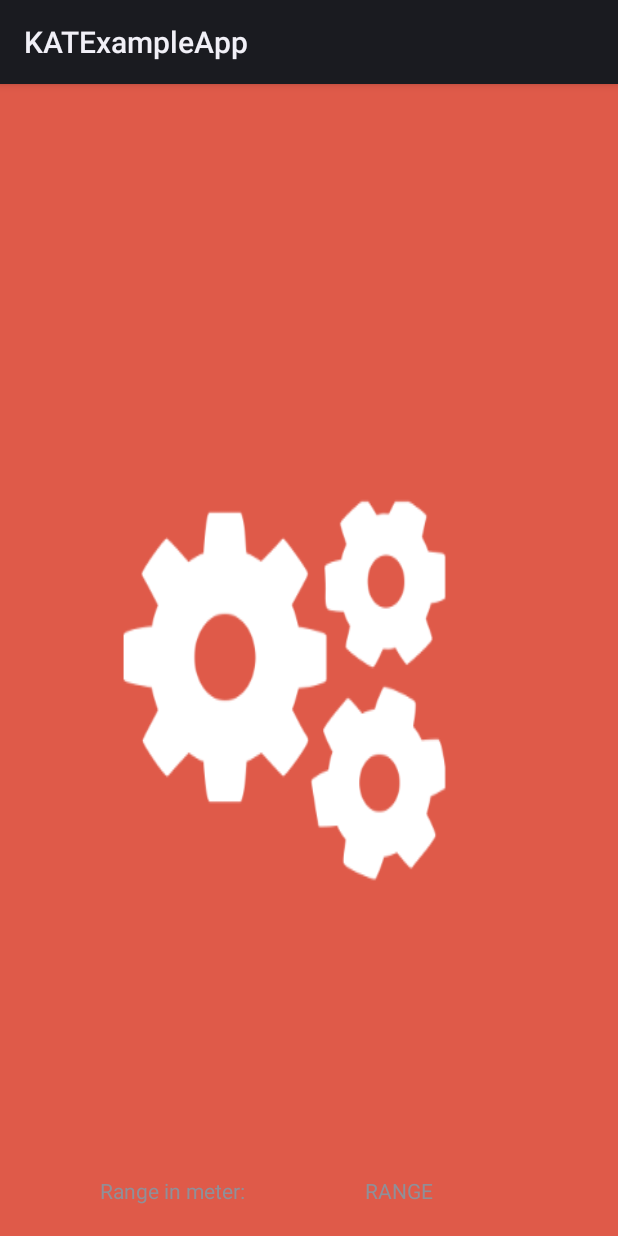
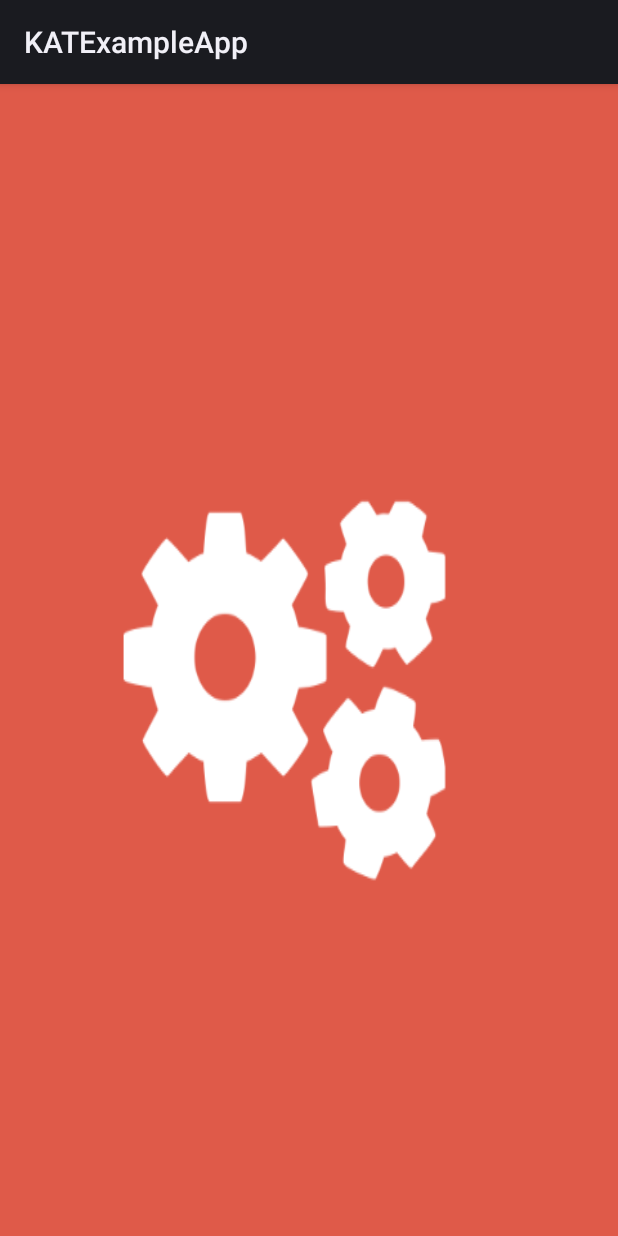
Before and after one commit to KatalysatorAB/BeaconSDK-Android, an Android app: the screen it shows after launch (MainActivity), on a phone screen of 412 x 824 dp. Run offline under Robolectric (Android 15) with nearby library versions, the phone set to English and light mode, and no system bars; libraries missing offline, so code that uses them is left out: com.katalysator.sdk; 3 statements that could not run were skipped.

Commit message:
Release version 1.8.6

```diff
--- a/KATExampleApp/src/main/AndroidManifest.xml
+++ b/KATExampleApp/src/main/AndroidManifest.xml
@@ -44,11 +44,6 @@
         <service android:enabled="true"
                  android:name="com.katalysator.sdk.beacon.IBeaconIntentProcessor">
             <meta-data android:name="background" android:value="true" />
-            <intent-filter
-                    android:priority="0" >
-                <action android:name="com.katalysator.sdk.DID_RANGING" />
-                <action android:name="com.katalysator.sdk.DID_MONITORING" />
-            </intent-filter>
         </service>
 
         <service android:enabled="true"
--- a/KATExampleApp/src/main/java/com/katalysator/katexampleapp/MainActivity.java
+++ b/KATExampleApp/src/main/java/com/katalysator/katexampleapp/MainActivity.java
@@ -3,7 +3,6 @@ package com.katalysator.katexampleapp;
 import android.app.Activity;
 import android.os.Bundle;
 import android.util.Log;
-import android.widget.TextView;
 
 import com.katalysator.sdk.engine.KATEvent;
 import com.katalysator.sdk.engine.KATManager;
@@ -15,13 +14,10 @@ public class MainActivity extends Activity implements KATEvent {
 
     KATManager mKatManager;
 
-    TextView range;
-
     @Override
     protected void onCreate(Bundle savedInstanceState) {
         super.onCreate(savedInstanceState);
         setContentView(R.layout.activity_main);
-        range = (TextView) findViewById(R.id.rangeTextView);
     }
 
     @Override
@@ -31,7 +27,7 @@ public class MainActivity extends Activity implements KATEvent {
         // init the manager
         mKatManager = KATManager.getInstance(this, "API_TOKEN", this, false, 30);
 
-        // start monitoring for geofences and beacon ids configured on dashboard
+        // start monitoring locations and ibeacons
         mKatManager.startMonitoring();
 
         // load tags for the current device
--- a/KATExampleApp/src/main/res/layout/activity_main.xml
+++ b/KATExampleApp/src/main/res/layout/activity_main.xml
@@ -8,33 +8,4 @@
 				tools:context="com.katalysator.katexampleapp.MainActivity"
 				tools:ignore="MergeRootFrame">
 
-	<LinearLayout
-			android:layout_width="match_parent"
-			android:layout_height="60dp"
-			android:layout_alignParentBottom="true"
-			android:orientation="horizontal">
-
-		<TextView
-				android:layout_weight="1"
-				android:layout_gravity="center"
-				android:padding="10dp"
-				android:gravity="center"
-				android:layout_width="wrap_content"
-				android:layout_height="wrap_content"
-				android:text="Range in meter: "
-				android:id="@+id/textView"
-				android:layout_alignParentBottom="true"/>
-
-		<TextView
-				android:layout_weight="1"
-				android:layout_gravity="center"
-				android:id="@+id/rangeTextView"
-				android:padding="10dp"
-				android:layout_width="wrap_content"
-				android:layout_height="wrap_content"
-				android:text="RANGE"
-				android:layout_alignParentBottom="true"
-				android:layout_toRightOf="@+id/textView"/>
-
-	</LinearLayout>
 </RelativeLayout>
--- a/build.gradle
+++ b/build.gradle
@@ -6,7 +6,7 @@ buildscript {
         mavenCentral()
     }
     dependencies {
-        classpath 'com.android.tools.build:gradle:2.1.2'
+        classpath 'com.android.tools.build:gradle:2.1.3'
     }
 }
 
```
Also changed, not shown: KATExampleApp/src/main/libs/katalysator_android_sdk.jar, gradle/wrapper/gradle-wrapper.properties, 1 other file.
